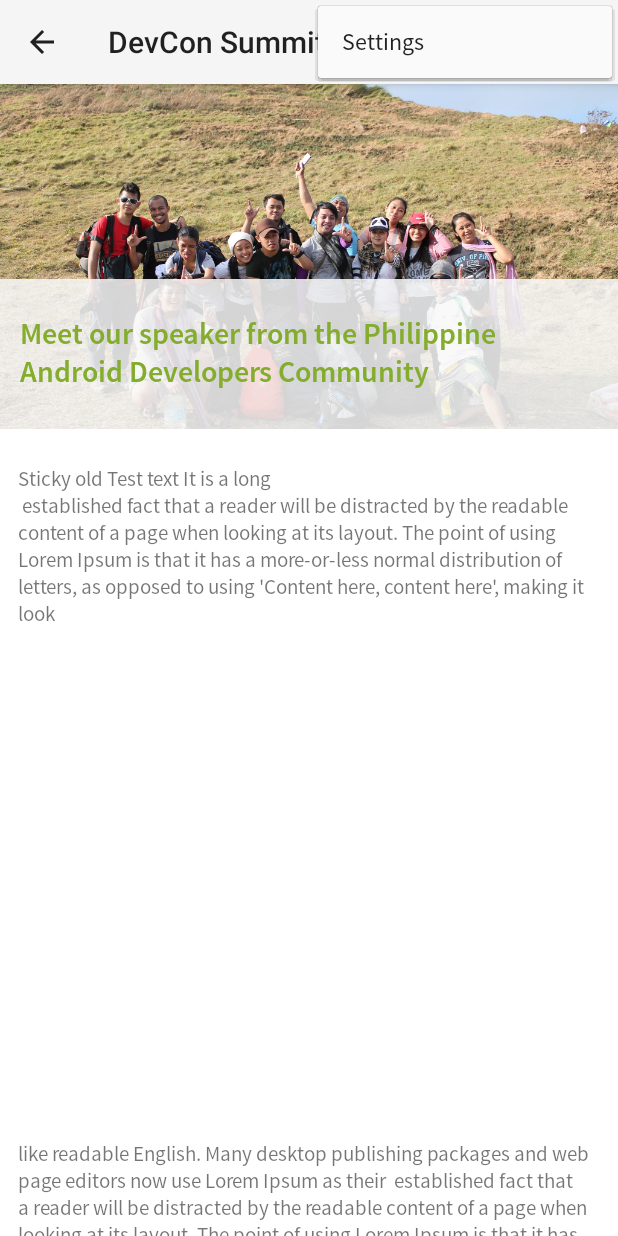
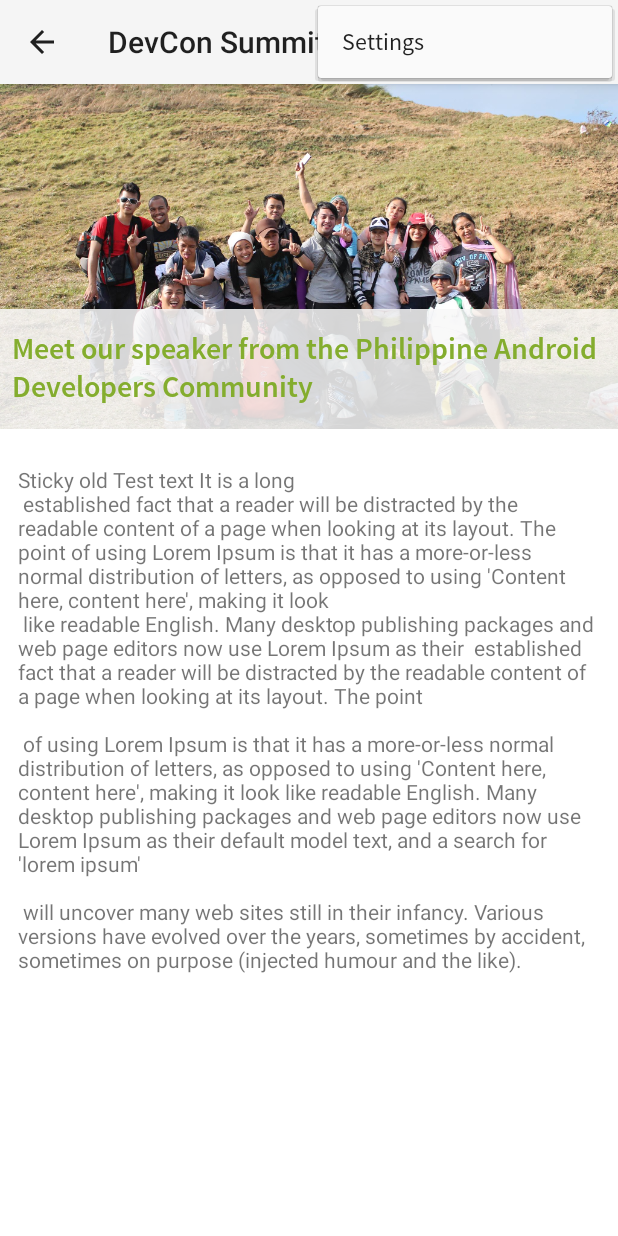
Before and after one commit to padc/DevConSummit, an Android app: the NewsDetailsFragment screen opened directly, with no data from a screen before it, with the options menu open, on a phone screen of 412 x 824 dp. Run offline under Robolectric (Android 15) with nearby library versions, the phone set to English and light mode, and no system bars; our stand-ins replace ButterKnife; libraries missing offline, so code that uses them is left out: com.j256.ormlite; 10 statements that could not run were skipped.

Commit message:
polished layouts news

```diff
--- a/app/src/main/java/ph/devcon/android/news/NewsDetailsFragment.java
+++ b/app/src/main/java/ph/devcon/android/news/NewsDetailsFragment.java
@@ -1,5 +1,6 @@
 package ph.devcon.android.news;
 
+import android.graphics.Typeface;
 import android.os.Bundle;
 import android.support.v4.app.Fragment;
 import android.view.LayoutInflater;
@@ -9,6 +10,7 @@ import android.view.ViewTreeObserver;
 import android.widget.TextView;
 
 import butterknife.ButterKnife;
+import butterknife.InjectView;
 import ph.devcon.android.R;
 import ph.devcon.android.news.view.ObservableScrollView;
 
@@ -21,12 +23,15 @@ public class NewsDetailsFragment extends Fragment implements ObservableScrollVie
     private View mPlaceholderView;
     private ObservableScrollView mObservableScrollView;
 
+    @InjectView(R.id.txt_content)
+    TextView txtContent;
+
     @Override
     public View onCreateView(LayoutInflater inflater, ViewGroup container,
                              Bundle savedInstanceState) {
         ViewGroup rootView = (ViewGroup) inflater
                 .inflate(R.layout.fragment_news_details, container, false);
-        ButterKnife.inject(this, container);
+        ButterKnife.inject(this, rootView);
         mObservableScrollView = (ObservableScrollView) rootView.findViewById(R.id.scroll_view);
         mObservableScrollView.setCallbacks(this);
 
@@ -40,8 +45,13 @@ public class NewsDetailsFragment extends Fragment implements ObservableScrollVie
                         onScrollChanged(mObservableScrollView.getScrollY());
                     }
                 });
+        init();
+        return rootView;
+    }
 
-        return rootView;
+    protected void init() {
+        Typeface myTypeface = Typeface.createFromAsset(getActivity().getAssets(), "fonts/Merriweather-Regular.otf");
+        txtContent.setTypeface(myTypeface);
     }
 
     protected View buildFooterView(LayoutInflater inflater) {
--- a/app/src/main/java/ph/devcon/android/news/adapter/NewsAdapter.java
+++ b/app/src/main/java/ph/devcon/android/news/adapter/NewsAdapter.java
@@ -54,8 +54,6 @@ public class NewsAdapter extends ArrayAdapter<News> {
 
         public ViewHolder(View view, Context context) {
             ButterKnife.inject(this, view);
-            Typeface myTypeface = Typeface.createFromAsset(context.getAssets(), "fonts/Merriweather-Regular.otf");
-            txtPreview.setTypeface(myTypeface);
         }
     }
 }
--- a/app/src/main/res/layout/fragment_news_details.xml
+++ b/app/src/main/res/layout/fragment_news_details.xml
@@ -41,18 +41,19 @@
 
                 <View
                     android:id="@+id/placeholder"
-                    android:layout_height="100dp"
+                    android:layout_height="80dp"
                     android:layout_width="match_parent"
                     android:layout_alignParentBottom="true"
                     />
             </RelativeLayout>
 
             <TextView
+                android:id="@+id/txt_content"
                 android:layout_width="fill_parent"
                 android:layout_height="fill_parent"
                 android:layout_marginTop="12dp"
                 android:padding="12dp"
-                android:text="Sticky old Test text It is a long  \n established fact that a reader will be distracted by the readable content of a page when looking at its layout. The point of using Lorem Ipsum is that it has a more-or-less normal distribution of letters, as opposed to using 'Content here, content here', making it look \n \n \n \n \n \n \n \n \n \n \n \n \n \n \n \n \n \n \n \nlike readable English. Many desktop publishing packages and web page editors now use Lorem Ipsum as their  established fact that a reader will be distracted by the readable content of a page when looking at its layout. The point of using Lorem Ipsum is that it has a more-or-less normal distribution of letters, as opposed to using 'Content here, content here', making it look like readable English. Many desktop publishing packages and web page editors now use Lorem Ipsum as their default model text, and a search for 'lorem ipsum' will uncover many web sites still in their infancy. Various versions have evolved over the years, sometimes by accident, sometimes on purpose (injected humour and the like)."/>
+                android:text="Sticky old Test text It is a long  \n established fact that a reader will be distracted by the readable content of a page when looking at its layout. The point of using Lorem Ipsum is that it has a more-or-less normal distribution of letters, as opposed to using 'Content here, content here', making it look \n like readable English. Many desktop publishing packages and web page editors now use Lorem Ipsum as their  established fact that a reader will be distracted by the readable content of a page when looking at its layout. The point \n \n of using Lorem Ipsum is that it has a more-or-less normal distribution of letters, as opposed to using 'Content here, content here', making it look like readable English. Many desktop publishing packages and web page editors now use Lorem Ipsum as their default model text, and a search for 'lorem ipsum' \n \n will uncover many web sites still in their infancy. Various versions have evolved over the years, sometimes by accident, sometimes on purpose (injected humour and the like)."/>
 
         </LinearLayout>
 
@@ -67,11 +68,11 @@
         <TextView
             android:id="@+id/sticky"
             android:layout_width="match_parent"
-            android:layout_height="100dp"
+            android:layout_height="80dp"
             android:gravity="center_vertical"
             android:textSize="20sp"
             android:textStyle="bold"
-            android:padding="13dp"
+            android:padding="8dp"
             android:background="@color/white_trans"
             android:textColor="@color/green"
             android:typeface="sans"
```
